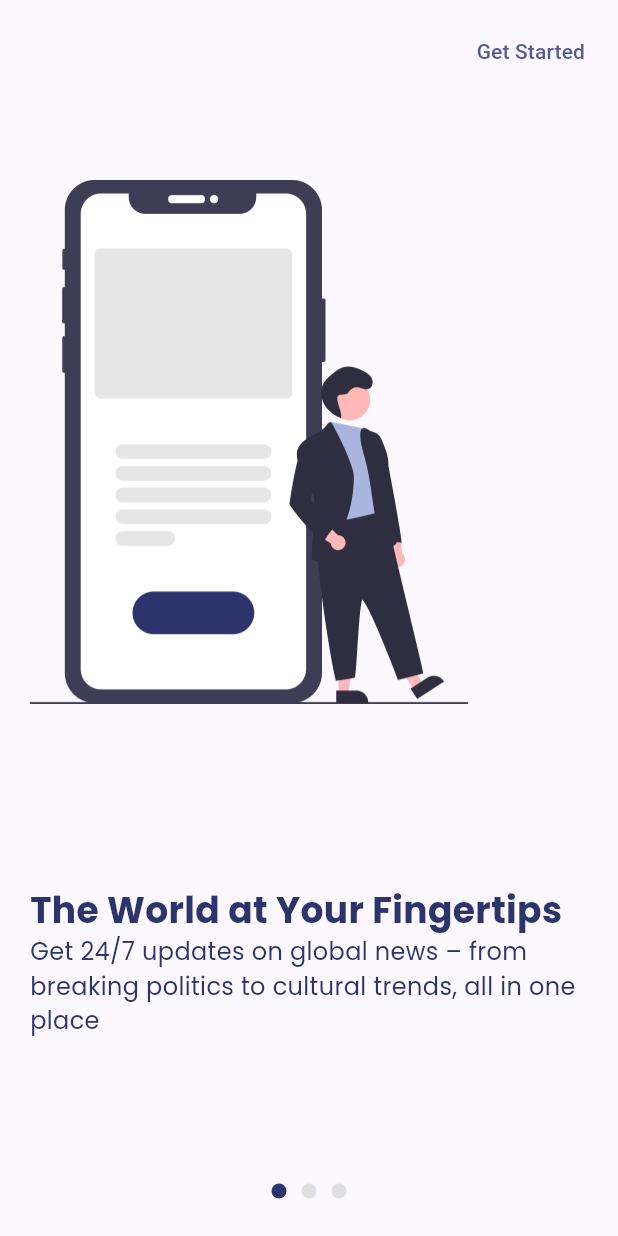
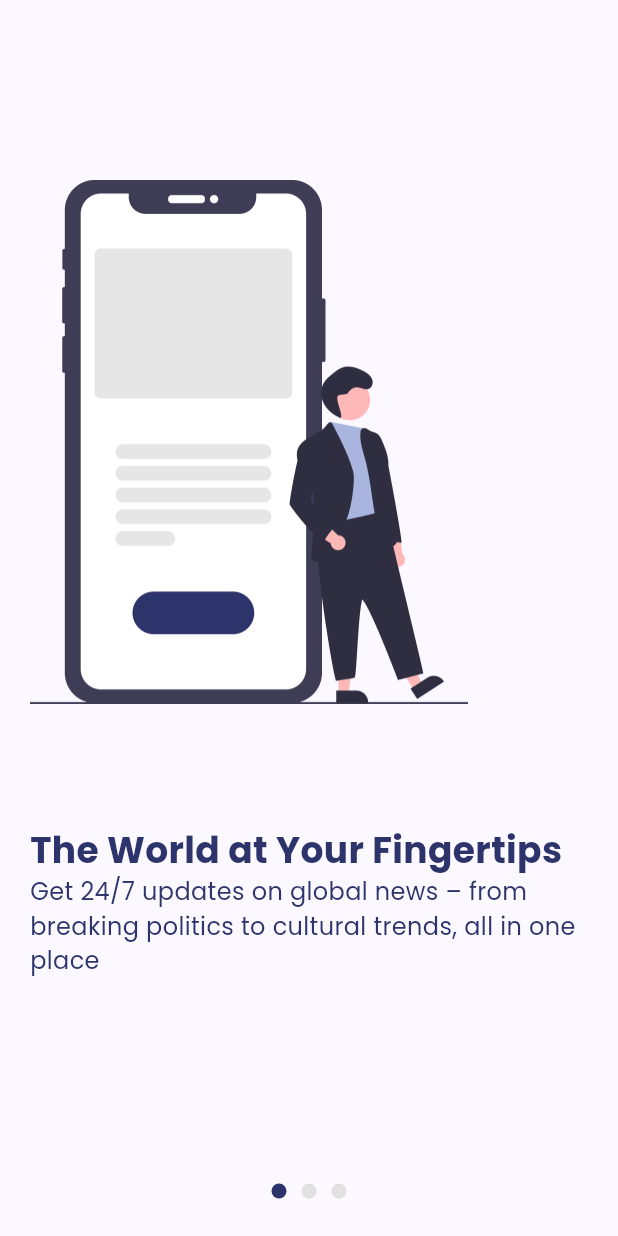
Before and after one commit to Badru9/vartaa, a Flutter app: the screen it shows after launch, on a phone screen of 412 x 824 dp. Run offline on Flutter 3.47's test engine with Material 3 defaults, Android fonts, the phone set to English and light mode, and no system bars; our stand-ins replace flutter_screenutil, google_fonts.

Commit message:
feat: add loading and update introduction screen

```diff
--- a/lib/views/introduction_screen.dart
+++ b/lib/views/introduction_screen.dart
@@ -48,7 +48,27 @@ class _IntroductionScreenState extends State<IntroductionScreen> {
         child: Stack(
           children: [
             // Skip button
-            PageView.builder(
+            GestureDetector(
+              onHorizontalDragEnd: (details) {
+                if (details.primaryVelocity! > 0) {
+                  // Swipe ke kanan
+                  if (_currentPage > 0) {
+                    _pageController.previousPage(
+                      duration: const Duration(milliseconds: 300),
+                      curve: Curves.easeInOut,
+                    );
+                  }
+                } else if (details.primaryVelocity! < 0) {
+                  // Swipe ke kiri
+                  if (_currentPage < pageList.length - 1) {
+                    _pageController.nextPage(
+                      duration: const Duration(milliseconds: 300),
+                      curve: Curves.easeInOut,
+                    );
+                  }
+                }
+              },
+              child: PageView.builder(
                 controller: _pageController,
                 itemCount: pageList.length,
                 onPageChanged: (index) {
@@ -64,8 +84,12 @@ class _IntroductionScreenState extends State<IntroductionScreen> {
                       crossAxisAlignment: CrossAxisAlignment.start,
                       children: [
                         const SizedBox(height: 100),
-                      Image.asset(page['imageAsset'], width: 292, height: 349),
-                      const SizedBox(height: 120),
+                        Image.asset(
+                          page['imageAsset'],
+                          width: 292,
+                          height: 349,
+                        ),
+                        const SizedBox(height: 80),
                         Text(
                           page['title'],
                           style: headline3.copyWith(
@@ -82,12 +106,18 @@ class _IntroductionScreenState extends State<IntroductionScreen> {
                   );
                 },
               ),
+            ),
 
             // Page content
+            if (_currentPage == pageList.length - 1)
               Positioned(
                 top: 10,
                 right: 10,
-              child: TextButton(
+                child: ElevatedButton(
+                  style: ElevatedButton.styleFrom(
+                    backgroundColor: cPrimary,
+                    foregroundColor: Colors.white,
+                  ),
                   onPressed: () {
                     Navigator.push(
                       context,
```
Also changed, not shown: lib/views/splash_screen.dart (+23 -7 lines), 1 other file. Lines whose indentation alone changed are shown as unchanged.
